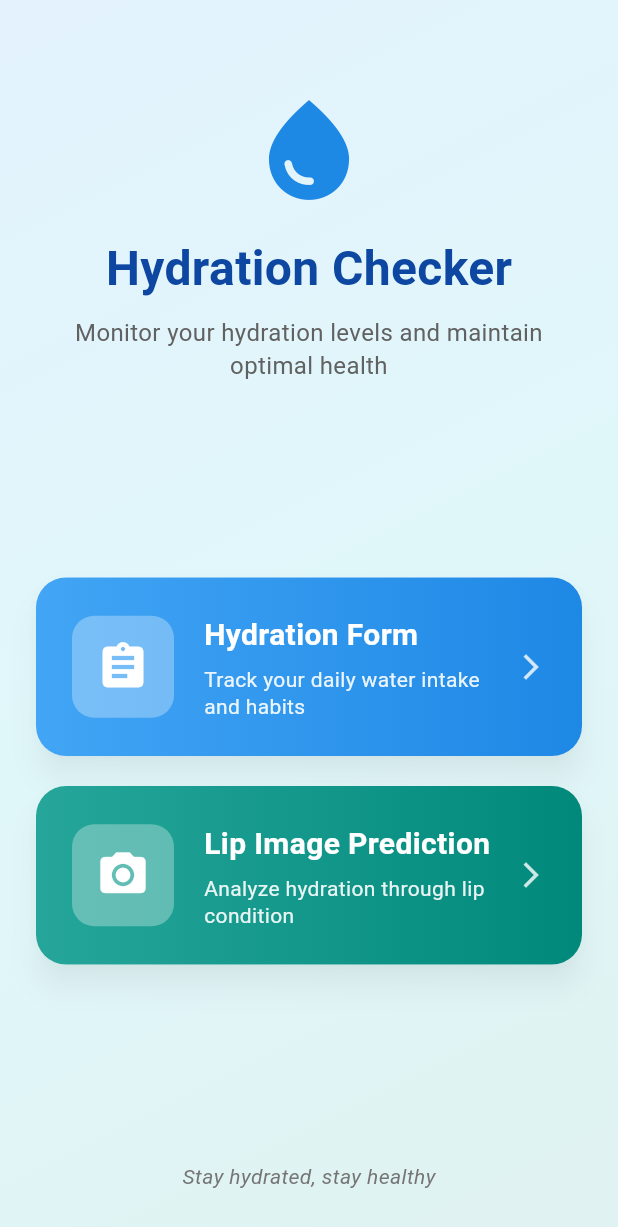
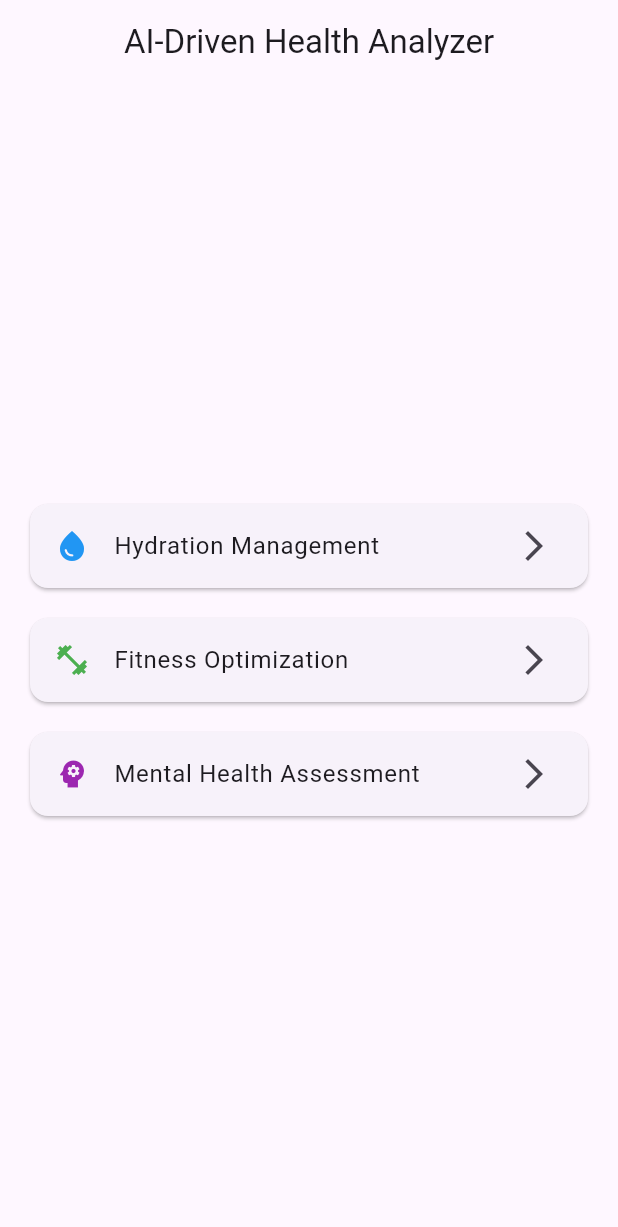
Before and after one commit to meyrushan29/Research_Project_225, a Flutter app: the screen it shows after launch, on a phone screen of 412 x 824 dp. Shown: the top 1227 px of the screen. Run offline on Flutter 3.47's test engine with Material 3 defaults, Android fonts, the phone set to English and light mode, and no system bars; our stand-ins replace geolocator, image_picker.

Commit message:
Front_end_Update

```diff
--- a/FrontEnd/flutter_application_1/lib/main.dart
+++ b/FrontEnd/flutter_application_1/lib/main.dart
@@ -1,18 +1,18 @@
 import 'package:flutter/material.dart';
-import 'screens/home_screen.dart';
+import 'screens/home_screen_comman.dart';
 
 void main() {
-  runApp(const MyApp());
+  runApp(const HealthAnalyzerApp());
 }
 
-class MyApp extends StatelessWidget {
-  const MyApp({super.key});
+class HealthAnalyzerApp extends StatelessWidget {
+  const HealthAnalyzerApp({super.key});
 
   @override
   Widget build(BuildContext context) {
     return MaterialApp(
       debugShowCheckedModeBanner: false,
-      title: 'Hydration App',
+      title: 'AI Health Analyzer',
       theme: ThemeData(primarySwatch: Colors.blue),
       home: const HomeScreen(),
     );
--- /dev/null
+++ b/FrontEnd/flutter_application_1/lib/screens/fitness_screen.dart
@@ -0,0 +1,13 @@
+import 'package:flutter/material.dart';
+
+class FitnessScreen extends StatelessWidget {
+  const FitnessScreen({super.key});
+
+  @override
+  Widget build(BuildContext context) {
+    return Scaffold(
+      appBar: AppBar(title: const Text("Fitness Optimization")),
+      body: const Center(child: Text("Fitness module (Under development)")),
+    );
+  }
+}
--- a/FrontEnd/flutter_application_1/lib/screens/home_screen.dart
+++ /dev/null
@@ -1,180 +0,0 @@
-import 'package:flutter/material.dart';
-import 'form_screen.dart';
-import 'lip_image_screen.dart';
-
-class HomeScreen extends StatelessWidget {
-  const HomeScreen({super.key});
-
-  @override
-  Widget build(BuildContext context) {
-    return Scaffold(
-      body: Container(
-        decoration: BoxDecoration(
-          gradient: LinearGradient(
-            begin: Alignment.topLeft,
-            end: Alignment.bottomRight,
-            colors: [
-              Colors.blue.shade50,
-              Colors.cyan.shade50,
-              Colors.teal.shade50,
-            ],
-          ),
-        ),
-        child: SafeArea(
-          child: Column(
-            children: [
-              const SizedBox(height: 60),
-              // Header Section
-              Icon(Icons.water_drop, size: 80, color: Colors.blue.shade600),
-              const SizedBox(height: 16),
-              Text(
-                'Hydration Checker',
-                style: TextStyle(
-                  fontSize: 32,
-                  fontWeight: FontWeight.bold,
-                  color: Colors.blue.shade900,
-                ),
-              ),
-              const SizedBox(height: 8),
-              Padding(
-                padding: const EdgeInsets.symmetric(horizontal: 40),
-                child: Text(
-                  'Monitor your hydration levels and maintain optimal health',
-                  textAlign: TextAlign.center,
-                  style: TextStyle(
-                    fontSize: 16,
-                    color: Colors.grey.shade700,
-                    height: 1.4,
-                  ),
-                ),
-              ),
-              const Spacer(),
-              // Cards Section
-              Padding(
-                padding: const EdgeInsets.symmetric(horizontal: 24),
-                child: Column(
-                  children: [
-                    _buildFeatureCard(
-                      context,
-                      title: 'Hydration Form',
-                      description: 'Track your daily water intake and habits',
-                      icon: Icons.assignment,
-                      gradient: LinearGradient(
-                        colors: [Colors.blue.shade400, Colors.blue.shade600],
-                      ),
-                      onTap: () {
-                        Navigator.push(
-                          context,
-                          MaterialPageRoute(builder: (_) => const FormScreen()),
-                        );
-                      },
-                    ),
-                    const SizedBox(height: 20),
-                    _buildFeatureCard(
-                      context,
-                      title: 'Lip Image Prediction',
-                      description: 'Analyze hydration through lip condition',
-                      icon: Icons.camera_alt,
-                      gradient: LinearGradient(
-                        colors: [Colors.teal.shade400, Colors.teal.shade600],
-                      ),
-                      onTap: () {
-                        Navigator.push(
-                          context,
-                          MaterialPageRoute(
-                            builder: (_) => const LipImageScreen(),
-                          ),
-                        );
-                      },
-                    ),
-                  ],
-                ),
-              ),
-              const Spacer(),
-              // Footer
-              Padding(
-                padding: const EdgeInsets.only(bottom: 30),
-                child: Text(
-                  'Stay hydrated, stay healthy',
-                  style: TextStyle(
-                    fontSize: 14,
-                    color: Colors.grey.shade600,
-                    fontStyle: FontStyle.italic,
-                  ),
-                ),
-              ),
-            ],
-          ),
-        ),
-      ),
-    );
-  }
-
-  Widget _buildFeatureCard(
-    BuildContext context, {
-    required String title,
-    required String description,
-    required IconData icon,
-    required Gradient gradient,
-    required VoidCallback onTap,
-  }) {
-    return Material(
-      elevation: 8,
-      borderRadius: BorderRadius.circular(20),
-      shadowColor: Colors.black26,
-      child: InkWell(
-        onTap: onTap,
-        borderRadius: BorderRadius.circular(20),
-        child: Container(
-          padding: const EdgeInsets.all(24),
-          decoration: BoxDecoration(
-            gradient: gradient,
-            borderRadius: BorderRadius.circular(20),
-          ),
-          child: Row(
-            children: [
-              Container(
-                padding: const EdgeInsets.all(16),
-                decoration: BoxDecoration(
-                  color: Colors.white.withOpacity(0.3),
-                  borderRadius: BorderRadius.circular(15),
-                ),
-                child: Icon(icon, size: 36, color: Colors.white),
-              ),
-              const SizedBox(width: 20),
-              Expanded(
-                child: Column(
-                  crossAxisAlignment: CrossAxisAlignment.start,
-                  children: [
-                    Text(
-                      title,
-                      style: const TextStyle(
-                        fontSize: 20,
-                        fontWeight: FontWeight.bold,
-                        color: Colors.white,
-                      ),
-                    ),
-                    const SizedBox(height: 6),
-                    Text(
-                      description,
-                      style: TextStyle(
-                        fontSize: 14,
-                        color: Colors.white.withOpacity(0.9),
-                        height: 1.3,
-                      ),
-                    ),
-                  ],
-                ),
-              ),
-              Icon(
-                Icons.arrow_forward_ios,
-                color: Colors.white.withOpacity(0.8),
-                size: 20,
-              ),
-            ],
-          ),
-        ),
-      ),
-    );
-  }
-}
--- /dev/null
+++ b/FrontEnd/flutter_application_1/lib/screens/home_screen_comman.dart
@@ -0,0 +1,65 @@
+import 'package:flutter/material.dart';
+import 'hydration_home_screen.dart';
+import 'fitness_screen.dart';
+import 'mental_health_screen.dart';
+
+class HomeScreen extends StatelessWidget {
+  const HomeScreen({super.key});
+
+  @override
+  Widget build(BuildContext context) {
+    return Scaffold(
+      appBar: AppBar(
+        title: const Text("AI-Driven Health Analyzer"),
+        centerTitle: true,
+      ),
+      body: Padding(
+        padding: const EdgeInsets.all(20),
+        child: Column(
+          mainAxisAlignment: MainAxisAlignment.center,
+          children: [
+            _card(
+              "Hydration Management",
+              Icons.water_drop,
+              Colors.blue,
+              () => Navigator.push(
+                context,
+                MaterialPageRoute(builder: (_) => const HydrationHomeScreen()),
+              ),
+            ),
+            _card(
+              "Fitness Optimization",
+              Icons.fitness_center,
+              Colors.green,
+              () => Navigator.push(
+                context,
+                MaterialPageRoute(builder: (_) => const FitnessScreen()),
+              ),
+            ),
+            _card(
+              "Mental Health Assessment",
+              Icons.psychology,
+              Colors.purple,
+              () => Navigator.push(
+                context,
+                MaterialPageRoute(builder: (_) => const MentalHealthScreen()),
+              ),
+            ),
+          ],
+        ),
+      ),
+    );
+  }
+
+  Widget _card(String title, IconData icon, Color color, VoidCallback onTap) {
+    return Card(
+      margin: const EdgeInsets.symmetric(vertical: 10),
+      child: ListTile(
+        leading: Icon(icon, color: color),
+        title: Text(title),
+        trailing: const Icon(Icons.arrow_forward_ios),
+        onTap: onTap,
+      ),
+    );
+  }
+}
--- /dev/null
+++ b/FrontEnd/flutter_application_1/lib/screens/mental_health_screen.dart
@@ -0,0 +1,15 @@
+import 'package:flutter/material.dart';
+
+class MentalHealthScreen extends StatelessWidget {
+  const MentalHealthScreen({super.key});
+
+  @override
+  Widget build(BuildContext context) {
+    return Scaffold(
+      appBar: AppBar(title: const Text("Mental Health Assessment")),
+      body: const Center(
+        child: Text("Mental health module (Under development)"),
+      ),
+    );
+  }
+}
```
Also changed, not shown: FrontEnd/flutter_application_1/lib/screens/hydration_home_screen.dart (added, +86 -0 lines).
